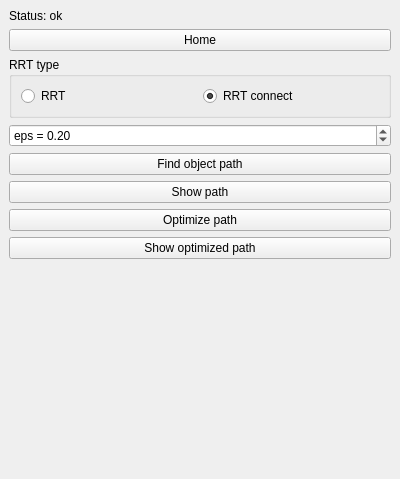
Before: the Qt Designer form plugin/src/DualRobotPlugin.ui in martinjakobsgaard/dual-robots, drawn with Qt 5.
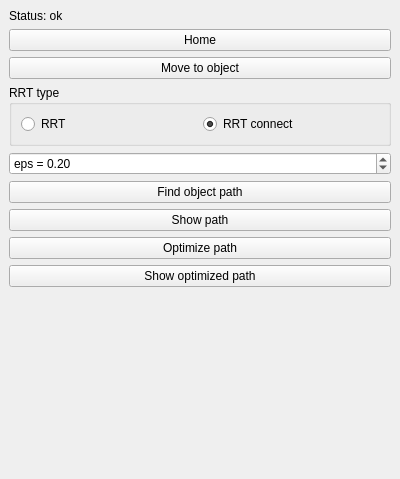
After: the same form once the commit is applied.

Commit message: Add simple RRT move to object

What changed in the file:
```diff
--- a/plugin/src/DualRobotPlugin.ui
+++ b/plugin/src/DualRobotPlugin.ui
@@ -35,6 +35,13 @@
       </property>
      </widget>
     </item>
+    <item>
+     <widget class="QPushButton" name="ui_button_movetoobject">
+      <property name="text">
+       <string>Move to object</string>
+      </property>
+     </widget>
+    </item>
     <item>
      <widget class="QGroupBox" name="ui_groupbox_rrttype">
       <property name="title">
```
The commit also changes 2 other files.
